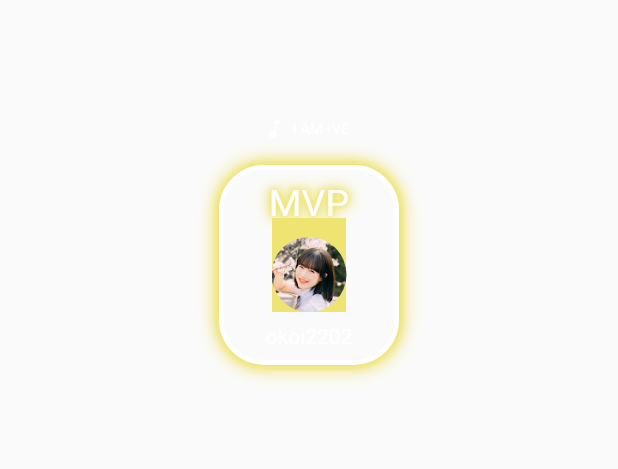
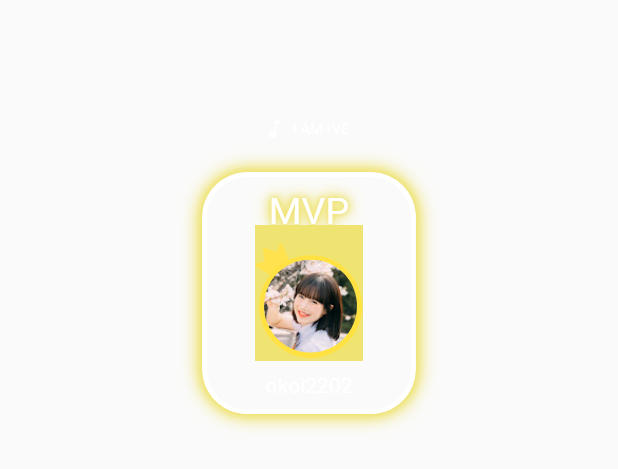
Before and after one commit to 2023-HATCH/hatch-flutter-app-2023, a Flutter app: the PoPoResultView widget shown alone on an empty page, opened directly with empty values, on a phone screen of 412 x 824 dp. Shown: the top 469 px of the screen. Run offline on Flutter 3.47's test engine with Material 2 defaults, Android fonts, the light colour scheme and no system bars; our stand-ins replace animated_bottom_navigation_bar, audioplayers, camera, dio, flutter_secure_storage, flutter_spinkit and 5 more; missing offline and left inert: audio_session, google_mlkit_commons, google_mlkit_pose_detection, kakao_flutter_sdk_user; accounts and stored records are empty; Roboto replaces fonts that are missing (GmarketSans).

Commit message:
:art: [ui] 스테이지: 결과 화면-mvp사용자 프로필에 노란 왕관 배경 추가

```diff
--- a/lib/ui/view/popo_play_view.dart
+++ b/lib/ui/view/popo_play_view.dart
@@ -49,7 +49,7 @@ class _PoPoPlayViewState extends State<PoPoPlayView> {
     return Stack(
       children: [
         Positioned(
-          top: 100,
+          top: 115,
           left: 35,
           right: 35,
           child: Row(
--- a/lib/ui/view/popo_result_view.dart
+++ b/lib/ui/view/popo_result_view.dart
@@ -1,4 +1,5 @@
 import 'package:flutter/material.dart';
+import 'package:flutter_svg/flutter_svg.dart';
 import 'package:google_mlkit_pose_detection/google_mlkit_pose_detection.dart';
 import 'package:pocket_pose/config/app_color.dart';
 import 'package:pocket_pose/config/ml_kit/custom_pose_painter.dart';
@@ -44,7 +45,7 @@ class _PoPoResultViewState extends State<PoPoResultView> {
     return Stack(
       children: [
         Positioned(
-          top: 110,
+          top: 115,
           left: 35,
           right: 35,
           child: Row(
@@ -103,18 +104,31 @@ class _PoPoResultViewState extends State<PoPoResultView> {
               ),
             ),
             const SizedBox(
-              height: 8,
+              height: 2,
             ),
-            ClipRRect(
-              borderRadius: BorderRadius.circular(50),
-              child: Image.asset(
-                profileImg,
-                width: 50,
-                height: 50,
-              ),
+            Stack(
+              alignment: Alignment.bottomCenter,
+              children: [
+                SvgPicture.asset(
+                  'assets/images/img_stage_result_mvp.svg',
+                  width: 80,
+                  height: 90,
+                ),
+                Padding(
+                  padding: const EdgeInsets.fromLTRB(2, 0, 0, 12),
+                  child: ClipRRect(
+                    borderRadius: BorderRadius.circular(50),
+                    child: Image.asset(
+                      profileImg,
+                      width: 62,
+                      height: 62,
+                    ),
+                  ),
+                ),
+              ],
             ),
             const SizedBox(
-              height: 8,
+              height: 2,
             ),
             Text(
               nickName,
```
Also changed, not shown: assets/images/img_stage_result_mvp.svg (added).
